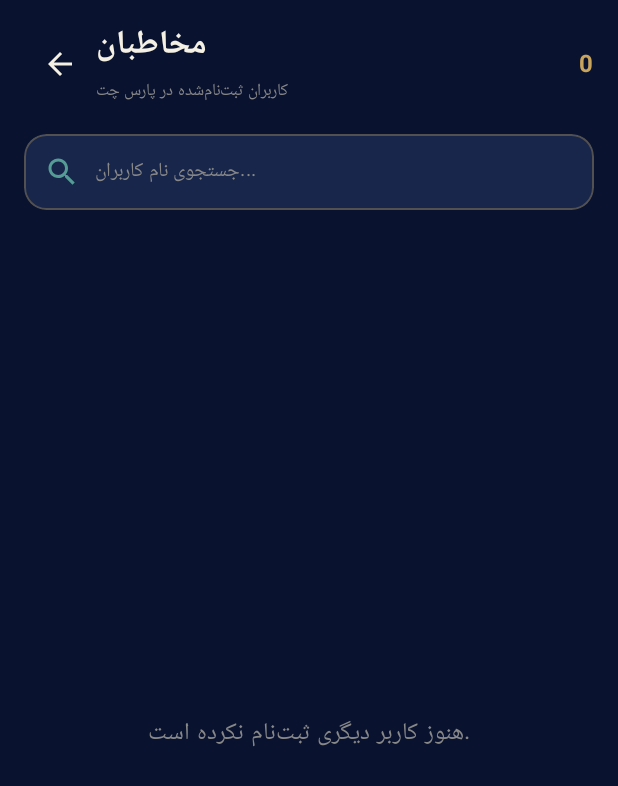
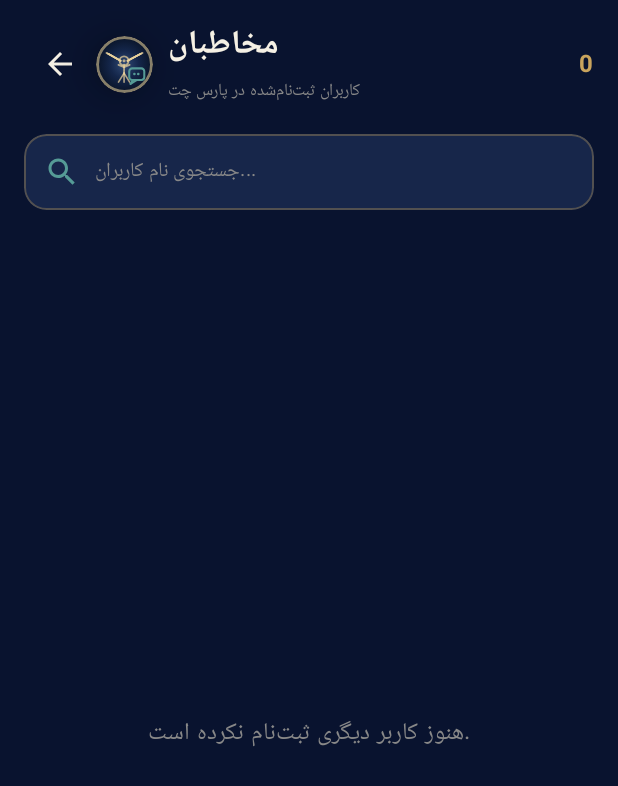
Before and after one commit to benyamin8372-hub/PARS_CHAT, an Android app built with Jetpack Compose: the composable ParsChatApp shown on its own in the app's theme, item 2 of the bottom bar chosen, on a phone screen of 412 x 824 dp. Shown: the top 786 px of the screen. Run offline under Robolectric (Android 15) with nearby library versions, the phone set to English and light mode, and no system bars; our stand-ins replace Firebase (no records; nobody signed in at launch, a user with empty details on screens opened directly).

Commit message:
Apply Faravahar chat branding to UserDirectoryScreen

```diff
--- a/app/src/main/java/com/bentech/parschat/ui/UserDirectoryScreen.kt
+++ b/app/src/main/java/com/bentech/parschat/ui/UserDirectoryScreen.kt
@@ -27,6 +27,7 @@ import androidx.compose.ui.text.style.TextAlign
 import androidx.compose.runtime.DisposableEffect
 import com.bentech.parschat.FirebaseChatRepository
 import com.bentech.parschat.ui.components.DimensionalAvatar
+import com.bentech.parschat.ui.components.FaravaharChatMark
 import coil.compose.AsyncImage
 import java.text.SimpleDateFormat
 import java.util.Locale
@@ -115,6 +116,8 @@ fun UserDirectoryScreen(
     Column(Modifier.fillMaxSize().background(background).statusBarsPadding().navigationBarsPadding().padding(horizontal = 16.dp)) {
         Row(Modifier.fillMaxWidth().padding(top = 12.dp, bottom = 16.dp), verticalAlignment = Alignment.CenterVertically) {
             IconButton(onClick = onBack) { Icon(Icons.Default.ArrowBack, null, tint = foreground) }
+            FaravaharChatMark(diameter = 38.dp, glow = .72f)
+            Spacer(Modifier.width(10.dp))
             Column(Modifier.weight(1f)) {
                 Text("مخاطبان", color = foreground, fontSize = 22.sp, fontWeight = FontWeight.Bold)
                 Text("کاربران ثبت‌نام‌شده در پارس چت", color = Color.Gray, fontSize = 11.sp)
```
